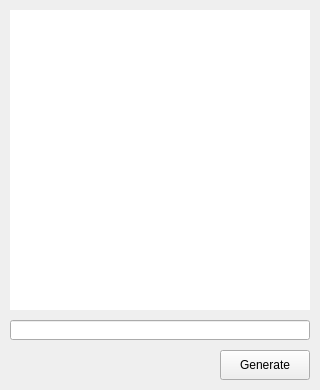
First picture: the form in part1/studyPython/qrcodeApp.ui, repository mini9155/miniprogects, before the edit.
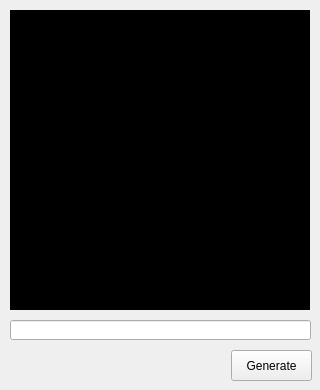
Second picture: the form after the edit.

Patch:
```diff
--- a/part1/studyPython/qrcodeApp.ui
+++ b/part1/studyPython/qrcodeApp.ui
@@ -10,6 +10,12 @@
     <height>390</height>
    </rect>
   </property>
+  <property name="sizePolicy">
+   <sizepolicy hsizetype="Fixed" vsizetype="Fixed">
+    <horstretch>0</horstretch>
+    <verstretch>0</verstretch>
+   </sizepolicy>
+  </property>
   <property name="minimumSize">
    <size>
     <width>320</width>
@@ -35,7 +41,7 @@
     </rect>
    </property>
    <property name="styleSheet">
-    <string notr="true">background-color: rgb(255,255,255);</string>
+    <string notr="true">background-color:  rgb(0, 0, 0);</string>
    </property>
    <property name="text">
     <string/>
@@ -46,7 +52,7 @@
     <rect>
      <x>10</x>
      <y>320</y>
-     <width>300</width>
+     <width>301</width>
      <height>20</height>
     </rect>
    </property>
@@ -54,10 +60,10 @@
   <widget class="QPushButton" name="btnQrGen">
    <property name="geometry">
     <rect>
-     <x>220</x>
+     <x>231</x>
      <y>350</y>
-     <width>90</width>
-     <height>30</height>
+     <width>81</width>
+     <height>31</height>
     </rect>
    </property>
    <property name="text">
```
Left out of the diff: 6 changed lines with no effect on the pictures.
